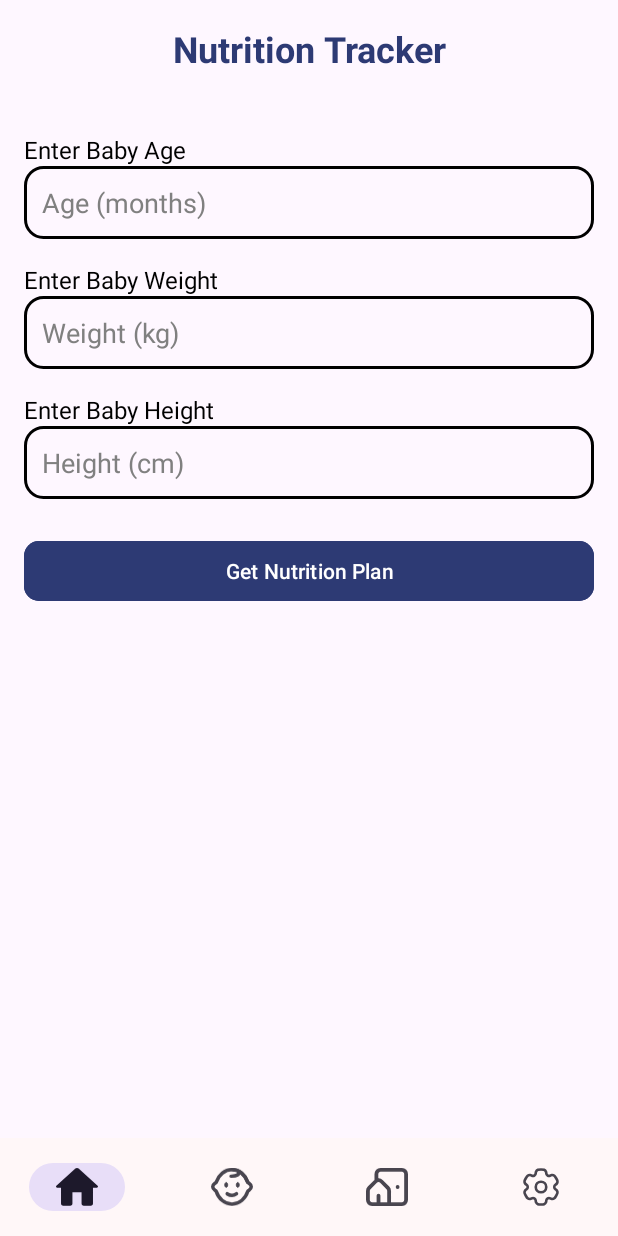
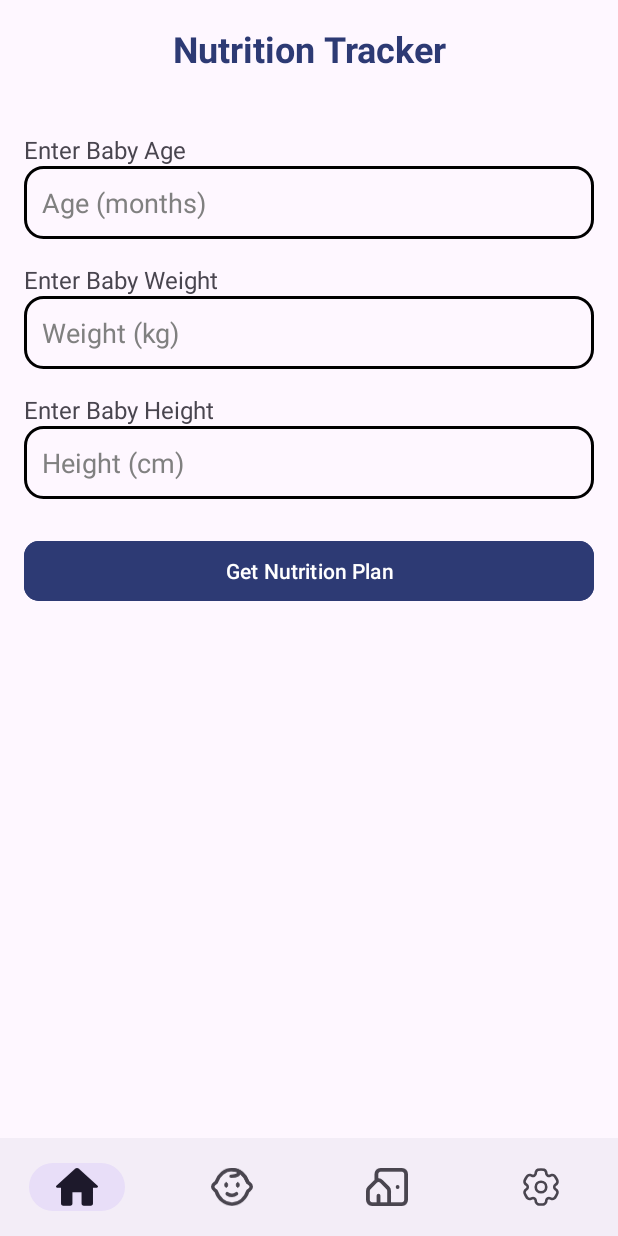
Before and after one commit to yogeshveus/LullabyCare, an Android app: the NutritionTrackerActivity screen opened directly, with no data from a screen before it, on a phone screen of 412 x 824 dp. Run offline under Robolectric (Android 15) with nearby library versions, the phone set to English and light mode, and no system bars.

Commit message:
fixed dark theme issues, also made all strings references instead of hardcoded in the prev commit

```diff
--- a/app/src/main/res/layout/activity_nutrition_tracker.xml
+++ b/app/src/main/res/layout/activity_nutrition_tracker.xml
@@ -44,7 +44,6 @@
                 android:layout_height="wrap_content"
                 android:text="@string/enter_baby_age"
                 android:textSize="16sp"
-                android:textColor="@android:color/black"
                 android:layout_marginTop="8dp"/>
 
             <EditText
@@ -55,7 +54,6 @@
                 android:inputType="number"
                 android:background="@drawable/edittext_border"
                 android:padding="12dp"
-                android:textColor="@android:color/black"
                 android:textColorHint="#808080"/>
 
             <!-- Weight Label -->
@@ -64,7 +62,6 @@
                 android:layout_height="wrap_content"
                 android:text="@string/enter_baby_weight"
                 android:textSize="16sp"
-                android:textColor="@android:color/black"
                 android:layout_marginTop="16dp"/>
 
             <EditText
@@ -75,7 +72,6 @@
                 android:inputType="numberDecimal"
                 android:background="@drawable/edittext_border"
                 android:padding="12dp"
-                android:textColor="@android:color/black"
                 android:textColorHint="#808080"/>
 
             <!-- Height Label -->
@@ -84,7 +80,6 @@
                 android:layout_height="wrap_content"
                 android:text="@string/enter_baby_height"
                 android:textSize="16sp"
-                android:textColor="@android:color/black"
                 android:layout_marginTop="16dp"/>
 
             <EditText
@@ -95,7 +90,6 @@
                 android:inputType="numberDecimal"
                 android:background="@drawable/edittext_border"
                 android:padding="12dp"
-                android:textColor="@android:color/black"
                 android:textColorHint="#808080"/>
 
             <!-- Submit Button -->
@@ -126,7 +120,6 @@
         android:id="@+id/bottomNavigationView"
         android:layout_width="0dp"
         android:layout_height="65dp"
-        android:background="@color/backgroundLight"
         app:elevation="8dp"
         app:itemIconSize="28dp"
         app:labelVisibilityMode="unlabeled"
--- a/app/src/main/res/layout/activity_settings_view.xml
+++ b/app/src/main/res/layout/activity_settings_view.xml
@@ -118,7 +118,6 @@
         android:id="@+id/bottomNavigationView"
         android:layout_width="0dp"
         android:layout_height="65dp"
-        android:background="@color/backgroundLight"
         app:elevation="8dp"
         app:itemIconSize="28dp"
         app:labelVisibilityMode="unlabeled"
--- a/app/src/main/res/layout/activity_youtube.xml
+++ b/app/src/main/res/layout/activity_youtube.xml
@@ -57,7 +57,6 @@
         android:id="@+id/bottomNavigationView"
         android:layout_width="0dp"
         android:layout_height="65dp"
-        android:background="@color/backgroundLight"
         app:elevation="8dp"
         app:itemIconSize="28dp"
         app:labelVisibilityMode="unlabeled"
--- a/app/src/main/res/menu/bottom_nav_menu.xml
+++ b/app/src/main/res/menu/bottom_nav_menu.xml
@@ -2,18 +2,18 @@
 <menu xmlns:android="http://schemas.android.com/apk/res/android">
     <item
         android:id="@+id/home"
-        android:title="Profile"
+        android:title="@string/profile"
         android:icon="@drawable/vector__1_" />
     <item
         android:id="@+id/baby"
-        android:title="Home"
+        android:title="@string/home"
         android:icon="@drawable/group" />
     <item
         android:id="@+id/community"
-        android:title="Community"
+        android:title="@string/community"
         android:icon="@drawable/vector__2_" />
     <item
         android:id="@+id/settings"
-        android:title="Notifications"
+        android:title="@string/notificationsBotNav"
         android:icon="@drawable/settings_svgrepo_com" />
 </menu>
--- a/app/src/main/res/values/strings.xml
+++ b/app/src/main/res/values/strings.xml
@@ -54,4 +54,8 @@
     <string name="calendarCal">Calendar</string>
     <string name="reminders">Reminders</string>
     <string name="nameDialog">Name</string>
+    <string name="profile">Profile</string>
+    <string name="home">Home</string>
+    <string name="community">Community</string>
+    <string name="notificationsBotNav">Notifications</string>
 </resources>
```
